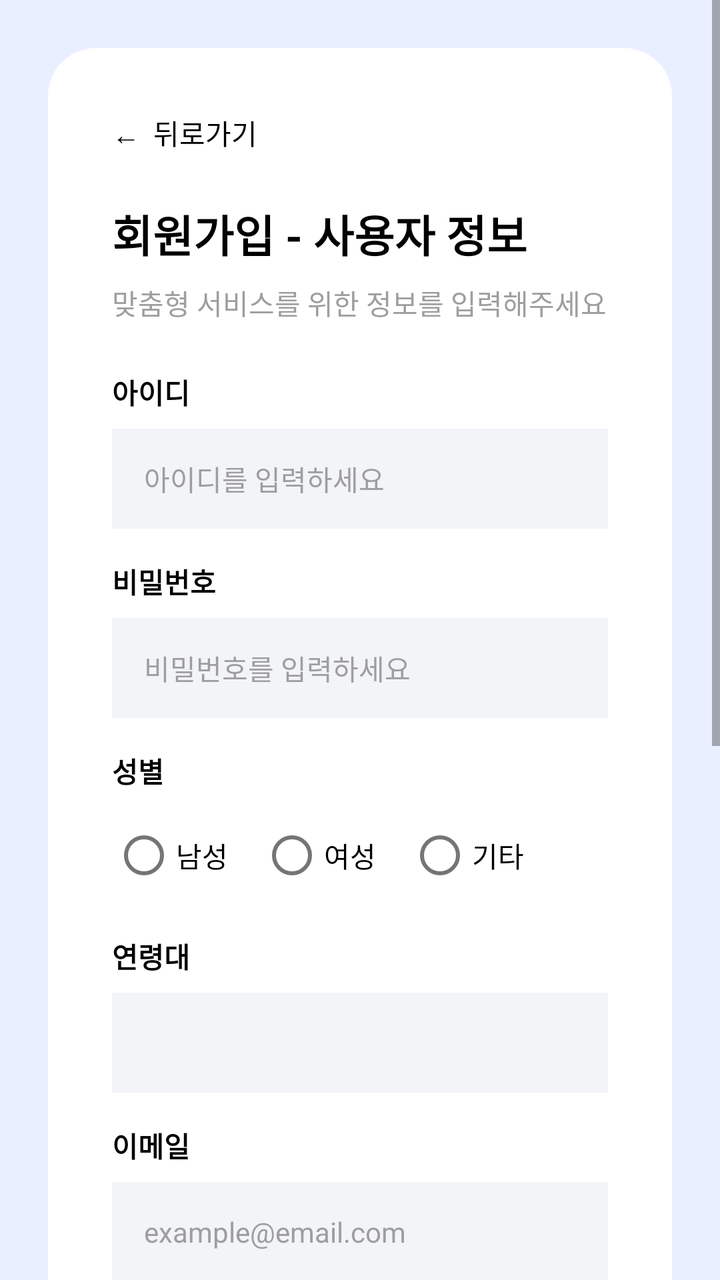
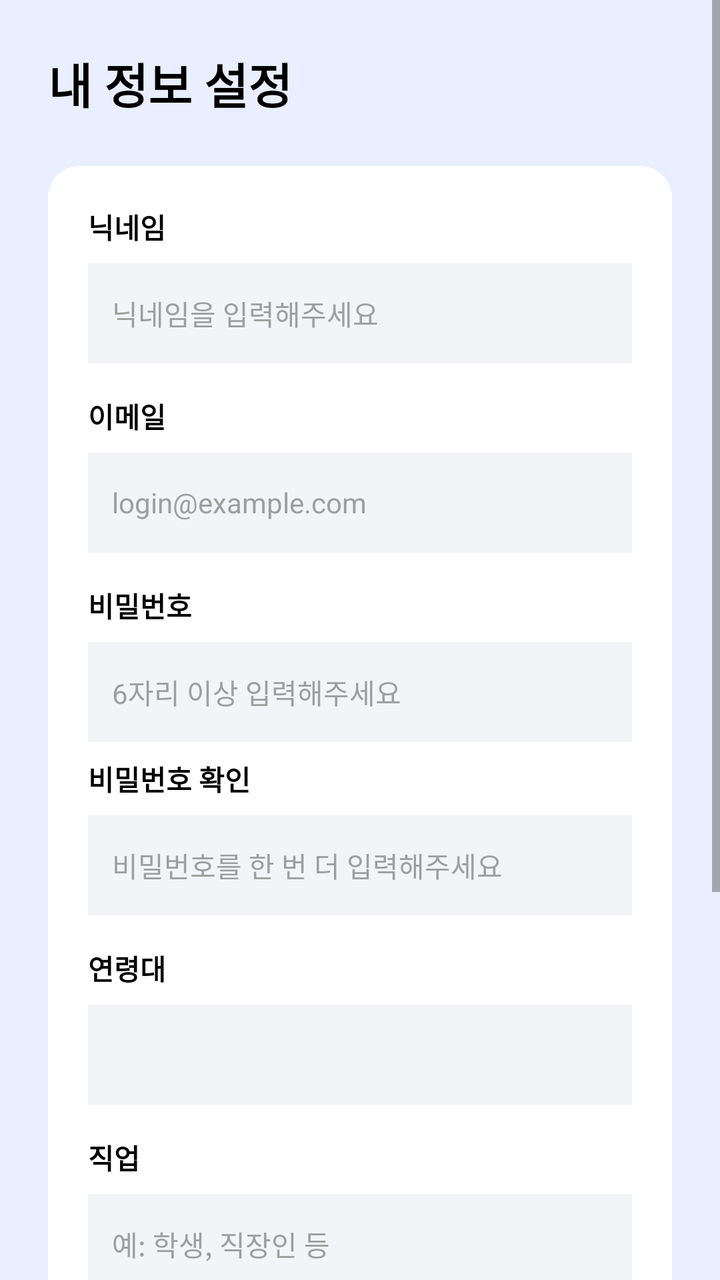

An Android layout rendered at two revisions. The XML below is the earlier revision; the diff shows what the commit changed to produce the second picture.
<!-- AndroidManifest.xml: application theme Theme.AllIn -->
<!-- res/layout/activity_user_info.xml -->
<?xml version="1.0" encoding="utf-8"?>
<ScrollView xmlns:android="http://schemas.android.com/apk/res/android"
    xmlns:app="http://schemas.android.com/apk/res-auto"
    android:layout_width="match_parent"
    android:layout_height="match_parent"
    android:background="#E9EFFF"
    android:fillViewport="true">

    <LinearLayout
        android:layout_width="match_parent"
        android:layout_height="wrap_content"
        android:gravity="center"
        android:orientation="vertical"
        android:padding="24dp">

        <androidx.cardview.widget.CardView
            android:layout_width="match_parent"
            android:layout_height="wrap_content"
            app:cardCornerRadius="24dp"
            app:cardElevation="0dp">

            <LinearLayout
                android:layout_width="match_parent"
                android:layout_height="wrap_content"
                android:background="@android:color/white"
                android:orientation="vertical"
                android:padding="32dp">

                <TextView
                    android:id="@+id/btnBack"
                    android:layout_width="wrap_content"
                    android:layout_height="wrap_content"
                    android:layout_marginBottom="24dp"
                    android:clickable="true"
                    android:focusable="true"
                    android:text="←  뒤로가기"
                    android:textColor="@android:color/black"
                    android:textSize="14sp" />

                <TextView
                    android:layout_width="wrap_content"
                    android:layout_height="wrap_content"
                    android:text="회원가입 - 사용자 정보"
                    android:textColor="@android:color/black"
                    android:textSize="22sp"
                    android:textStyle="bold" />

                <TextView
                    android:layout_width="wrap_content"
                    android:layout_height="wrap_content"
                    android:layout_marginTop="8dp"
                    android:text="맞춤형 서비스를 위한 정보를 입력해주세요"
                    android:textColor="#9E9E9E"
                    android:textSize="14sp" />

                
                <TextView
                    android:layout_width="wrap_content"
                    android:layout_height="wrap_content"
                    android:layout_marginTop="24dp"
                    android:text="아이디"
                    android:textColor="@android:color/black"
                    android:textStyle="bold" />

                <EditText
                    android:id="@+id/etUserId"
                    android:layout_width="match_parent"
                    android:layout_height="50dp"
                    android:layout_marginTop="8dp"
                    android:background="#F2F4F8"
                    android:hint="아이디를 입력하세요"
                    android:textColorHint="#9E9E9E"
                    android:textColor="@android:color/black"
                    android:paddingStart="16dp"
                    android:textSize="14sp"
                    android:inputType="text"
                    android:maxLines="1"
                    android:imeOptions="actionNext" />

                
                <TextView
                    android:layout_width="wrap_content"
                    android:layout_height="wrap_content"
                    android:layout_marginTop="16dp"
                    android:text="비밀번호"
                    android:textColor="@android:color/black"
                    android:textStyle="bold" />

                <EditText
                    android:id="@+id/etUserPw"
                    android:layout_width="match_parent"
                    android:layout_height="50dp"
                    android:layout_marginTop="8dp"
                    android:background="#F2F4F8"
                    android:hint="비밀번호를 입력하세요"
                    android:textColorHint="#9E9E9E"
                    android:textColor="@android:color/black"
                    android:inputType="textPassword"
                    android:maxLines="1"
                    android:paddingStart="16dp"
                    android:textSize="14sp"
                    android:imeOptions="actionNext" />

                
                <TextView
                    android:layout_width="wrap_content"
                    android:layout_height="wrap_content"
                    android:layout_marginTop="16dp"
                    android:text="성별"
                    android:textColor="@android:color/black"
                    android:textStyle="bold" />

                <RadioGroup
                    android:id="@+id/rgGender"
                    android:layout_width="match_parent"
                    android:layout_height="wrap_content"
                    android:layout_marginTop="8dp"
                    android:orientation="horizontal">

                    <RadioButton
                        android:id="@+id/rbMale"
                        android:layout_width="wrap_content"
                        android:layout_height="wrap_content"
                        android:text="남성"
                        android:textColor="@android:color/black" />

                    <RadioButton
                        android:id="@+id/rbFemale"
                        android:layout_width="wrap_content"
                        android:layout_height="wrap_content"
                        android:layout_marginStart="16dp"
                        android:text="여성"
                        android:textColor="@android:color/black" />

                    <RadioButton
                        android:id="@+id/rbOther"
                        android:layout_width="wrap_content"
                        android:layout_height="wrap_content"
                        android:layout_marginStart="16dp"
                        android:text="기타"
                        android:textColor="@android:color/black" />
                </RadioGroup>

                
                <TextView
                    android:layout_width="wrap_content"
                    android:layout_height="wrap_content"
                    android:layout_marginTop="16dp"
                    android:text="연령대"
                    android:textColor="@android:color/black"
                    android:textStyle="bold" />

                <Spinner
                    android:id="@+id/spAge"
                    android:layout_width="match_parent"
                    android:layout_height="50dp"
                    android:layout_marginTop="8dp"
                    android:background="#F2F4F8" />

                
                <TextView
                    android:layout_width="wrap_content"
                    android:layout_height="wrap_content"
                    android:layout_marginTop="16dp"
                    android:text="이메일"
                    android:textColor="@android:color/black"
                    android:textStyle="bold" />

                <EditText
                    android:id="@+id/etUserEmail"
                    android:layout_width="match_parent"
                    android:layout_height="50dp"
                    android:layout_marginTop="8dp"
                    android:background="#F2F4F8"
                    android:hint="example@email.com"
                    android:textColorHint="#9E9E9E"
                    android:textColor="@android:color/black"
                    android:paddingStart="16dp"
                    android:textSize="14sp"
                    android:inputType="textEmailAddress"
                    android:maxLines="1"
                    android:imeOptions="actionNext" />

                
                <TextView
                    android:layout_width="wrap_content"
                    android:layout_height="wrap_content"
                    android:layout_marginTop="16dp"
                    android:text="직업"
                    android:textColor="@android:color/black"
                    android:textStyle="bold" />

                <EditText
                    android:id="@+id/etUserJob"
                    android:layout_width="match_parent"
                    android:layout_height="50dp"
                    android:layout_marginTop="8dp"
                    android:background="#F2F4F8"
                    android:hint="직업을 입력하세요"
                    android:textColorHint="#9E9E9E"
                    android:textColor="@android:color/black"
                    android:paddingStart="16dp"
                    android:textSize="14sp"
                    android:inputType="text"
                    android:maxLines="1"
                    android:imeOptions="actionDone" />

                
                <TextView
                    android:layout_width="wrap_content"
                    android:layout_height="wrap_content"
                    android:layout_marginTop="16dp"
                    android:text="선호 카테고리 (중복 선택 가능)"
                    android:textColor="@android:color/black"
                    android:textStyle="bold" />

                <GridLayout
                    android:layout_width="match_parent"
                    android:layout_height="wrap_content"
                    android:layout_marginTop="8dp"
                    android:columnCount="2">

                    <CheckBox android:id="@+id/cbCat1" android:text="패션/의류" android:textColor="@android:color/black" />
                    <CheckBox android:id="@+id/cbCat2" android:text="뷰티/화장품" android:textColor="@android:color/black" />
                    <CheckBox android:id="@+id/cbCat3" android:text="전자기기" android:textColor="@android:color/black" />
                    <CheckBox android:id="@+id/cbCat4" android:text="도서/문구" android:textColor="@android:color/black" />
                    <CheckBox android:id="@+id/cbCat5" android:text="식품/음료" android:textColor="@android:color/black" />
                    <CheckBox android:id="@+id/cbCat6" android:text="생활용품" android:textColor="@android:color/black" />
                    <CheckBox android:id="@+id/cbCat7" android:text="스포츠/레저" android:textColor="@android:color/black" />
                    <CheckBox android:id="@+id/cbCat8" android:text="기타" android:textColor="@android:color/black" />
                </GridLayout>

                
                <TextView
                    android:id="@+id/tvError"
                    android:layout_width="match_parent"
                    android:layout_height="wrap_content"
                    android:layout_marginTop="20dp"
                    android:background="#FFF5F5"
                    android:gravity="center"
                    android:padding="12dp"
                    android:text="모든 사용자 정보를 입력해주세요!"
                    android:textColor="#FF5252"
                    android:textSize="14sp"
                    android:textStyle="bold"
                    android:visibility="gone" />

                <Button
                    android:id="@+id/btnNext"
                    android:layout_width="match_parent"
                    android:layout_height="50dp"
                    android:layout_marginTop="20dp"
                    android:backgroundTint="@android:color/black"
                    android:text="다음"
                    android:textColor="@android:color/white"
                    app:cornerRadius="8dp" />

            </LinearLayout>
        </androidx.cardview.widget.CardView>
    </LinearLayout>
</ScrollView>
<!-- resources referenced by this layout -->
<resources>
  <style name="Theme.AllIn" parent="Theme.MaterialComponents.DayNight.NoActionBar">
          
          <item name="colorPrimary">@color/purple_500</item>
          <item name="colorPrimaryVariant">@color/purple_700</item>
          <item name="colorOnPrimary">@color/white</item>
          
          <item name="colorSecondary">@color/teal_200</item>
          <item name="colorSecondaryVariant">@color/teal_700</item>
          <item name="colorOnSecondary">@color/black</item>
          
          <item name="android:statusBarColor">#E9EFFF</item>
          <item name="android:windowLightStatusBar">true</item>
          
          
          <item name="alertDialogTheme">@style/RoundedAlertDialogTheme</item>
      </style>
  <color name="purple_500">#FF6200EE</color>
  <color name="purple_700">#FF3700B3</color>
  <color name="white">#FFFFFFFF</color>
  <color name="teal_200">#FF03DAC5</color>
  <color name="teal_700">#FF018786</color>
  <color name="black">#FF000000</color>
  <style name="RoundedAlertDialogTheme" parent="Theme.AppCompat.Light.Dialog.Alert">
          <item name="android:windowBackground">@drawable/dialog_rounded_background</item>
      </style>
  <!-- drawable dialog_rounded_background (drawable) -->
  <?xml version="1.0" encoding="utf-8"?>
  <inset xmlns:android="http://schemas.android.com/apk/res/android"
      android:insetLeft="16dp"
      android:insetTop="16dp"
      android:insetRight="16dp"
      android:insetBottom="16dp">
      <shape android:shape="rectangle">
          <solid android:color="@android:color/white" />
          <corners android:radius="24dp" />
      </shape>
  </inset>
</resources>

<!-- the commit's change to res/layout/activity_user_info.xml (unified diff, before → after) -->
@@ -9,73 +9,68 @@
     <LinearLayout
         android:layout_width="match_parent"
         android:layout_height="wrap_content"
-        android:gravity="center"
         android:orientation="vertical"
         android:padding="24dp">
+
+        <TextView
+            android:layout_width="wrap_content"
+            android:layout_height="wrap_content"
+            android:text="내 정보 설정"
+            android:textColor="@android:color/black"
+            android:textSize="24sp"
+            android:textStyle="bold" />
 
         <androidx.cardview.widget.CardView
             android:layout_width="match_parent"
             android:layout_height="wrap_content"
-            app:cardCornerRadius="24dp"
+            android:layout_marginTop="24dp"
+            app:cardCornerRadius="16dp"
             app:cardElevation="0dp">
 
             <LinearLayout
                 android:layout_width="match_parent"
                 android:layout_height="wrap_content"
-                android:background="@android:color/white"
                 android:orientation="vertical"
-                android:padding="32dp">
+                android:padding="20dp"
+                android:background="@android:color/white">
 
                 <TextView
-                    android:id="@+id/btnBack"
                     android:layout_width="wrap_content"
                     android:layout_height="wrap_content"
-                    android:layout_marginBottom="24dp"
-                    android:clickable="true"
-                    android:focusable="true"
-                    android:text="←  뒤로가기"
+                    android:text="닉네임"
                     android:textColor="@android:color/black"
+                    android:textStyle="bold" />
+                <EditText
+                    android:id="@+id/etNickname"
+                    android:layout_width="match_parent"
+                    android:layout_height="50dp"
+                    android:layout_marginTop="8dp"
+                    android:background="#F2F4F8"
+                    android:hint="닉네임을 입력해주세요"
+                    android:paddingStart="12dp"
+                    android:textColor="#424242"
+                    android:textColorHint="#9E9E9E"
                     android:textSize="14sp" />
 
                 <TextView
                     android:layout_width="wrap_content"
                     android:layout_height="wrap_content"
-                    android:text="회원가입 - 사용자 정보"
-                    android:textColor="@android:color/black"
-                    android:textSize="22sp"
-                    android:textStyle="bold" />
-
-                <TextView
-                    android:layout_width="wrap_content"
-                    android:layout_height="wrap_content"
-                    android:layout_marginTop="8dp"
-                    android:text="맞춤형 서비스를 위한 정보를 입력해주세요"
-                    android:textColor="#9E9E9E"
-                    android:textSize="14sp" />
-
-                
-                <TextView
-                    android:layout_width="wrap_content"
-                    android:layout_height="wrap_content"
-                    android:layout_marginTop="24dp"
-                    android:text="아이디"
+                    android:layout_marginTop="16dp"
+                    android:text="이메일"
                     android:textColor="@android:color/black"
                     android:textStyle="bold" />
-
                 <EditText
-                    android:id="@+id/etUserId"
+                    android:id="@+id/etUserEmail"
                     android:layout_width="match_parent"
                     android:layout_height="50dp"
                     android:layout_marginTop="8dp"
                     android:background="#F2F4F8"
-                    android:hint="아이디를 입력하세요"
+                    android:hint="login@example.com"
+                    android:inputType="textEmailAddress"
+                    android:paddingStart="12dp"
+                    android:textColor="#424242"
                     android:textColorHint="#9E9E9E"
-                    android:textColor="@android:color/black"
-                    android:paddingStart="16dp"
-                    android:textSize="14sp"
-                    android:inputType="text"
-                    android:maxLines="1"
-                    android:imeOptions="actionNext" />
+                    android:textSize="14sp" />
 
                 
                 <TextView
@@ -85,61 +80,38 @@
                     android:text="비밀번호"
                     android:textColor="@android:color/black"
                     android:textStyle="bold" />
-
                 <EditText
                     android:id="@+id/etUserPw"
                     android:layout_width="match_parent"
                     android:layout_height="50dp"
                     android:layout_marginTop="8dp"
                     android:background="#F2F4F8"
-                    android:hint="비밀번호를 입력하세요"
+                    android:hint="6자리 이상 입력해주세요"
+                    android:inputType="textPassword"
+                    android:paddingStart="12dp"
+                    android:textColor="#424242"
                     android:textColorHint="#9E9E9E"
-                    android:textColor="@android:color/black"
-                    android:inputType="textPassword"
-                    android:maxLines="1"
-                    android:paddingStart="16dp"
-                    android:textSize="14sp"
-                    android:imeOptions="actionNext" />
+                    android:textSize="14sp" />
 
-                
                 <TextView
                     android:layout_width="wrap_content"
                     android:layout_height="wrap_content"
-                    android:layout_marginTop="16dp"
-                    android:text="성별"
+                    android:layout_marginTop="8dp"
+                    android:text="비밀번호 확인"
                     android:textColor="@android:color/black"
                     android:textStyle="bold" />
-
-                <RadioGroup
-                    android:id="@+id/rgGender"
+                <EditText
+                    android:id="@+id/etUserPwConfirm"
                     android:layout_width="match_parent"
-                    android:layout_height="wrap_content"
+                    android:layout_height="50dp"
                     android:layout_marginTop="8dp"
-                    android:orientation="horizontal">
-
-                    <RadioButton
-                        android:id="@+id/rbMale"
-                        android:layout_width="wrap_content"
-                        android:layout_height="wrap_content"
-                        android:text="남성"
-                        android:textColor="@android:color/black" />
-
-                    <RadioButton
-                        android:id="@+id/rbFemale"
-                        android:layout_width="wrap_content"
-                        android:layout_height="wrap_content"
-                        android:layout_marginStart="16dp"
-                        android:text="여성"
-                        android:textColor="@android:color/black" />
-
-                    <RadioButton
-                        android:id="@+id/rbOther"
-                        android:layout_width="wrap_content"
-                        android:layout_height="wrap_content"
-                        android:layout_marginStart="16dp"
-                        android:text="기타"
-                        android:textColor="@android:color/black" />
-                </RadioGroup>
+                    android:background="#F2F4F8"
+                    android:hint="비밀번호를 한 번 더 입력해주세요"
+                    android:inputType="textPassword"
+                    android:paddingStart="12dp"
+                    android:textColor="#424242"
+                    android:textColorHint="#9E9E9E"
+                    android:textSize="14sp" />
 
                 
                 <TextView
@@ -149,7 +121,6 @@
                     android:text="연령대"
                     android:textColor="@android:color/black"
                     android:textStyle="bold" />
-
                 <Spinner
                     android:id="@+id/spAge"
                     android:layout_width="match_parent"
@@ -157,31 +128,6 @@
                     android:layout_marginTop="8dp"
                     android:background="#F2F4F8" />
 
-                
-                <TextView
-                    android:layout_width="wrap_content"
-                    android:layout_height="wrap_content"
-                    android:layout_marginTop="16dp"
-                    android:text="이메일"
-                    android:textColor="@android:color/black"
-                    android:textStyle="bold" />
-
-                <EditText
-                    android:id="@+id/etUserEmail"
-                    android:layout_width="match_parent"
-                    android:layout_height="50dp"
-                    android:layout_marginTop="8dp"
-                    android:background="#F2F4F8"
-                    android:hint="example@email.com"
-                    android:textColorHint="#9E9E9E"
-                    android:textColor="@android:color/black"
-                    android:paddingStart="16dp"
-                    android:textSize="14sp"
-                    android:inputType="textEmailAddress"
-                    android:maxLines="1"
-                    android:imeOptions="actionNext" />
-
-                
                 <TextView
                     android:layout_width="wrap_content"
                     android:layout_height="wrap_content"
@@ -189,73 +135,48 @@
                     android:text="직업"
                     android:textColor="@android:color/black"
                     android:textStyle="bold" />
-
                 <EditText
                     android:id="@+id/etUserJob"
                     android:layout_width="match_parent"
                     android:layout_height="50dp"
                     android:layout_marginTop="8dp"
                     android:background="#F2F4F8"
-                    android:hint="직업을 입력하세요"
+                    android:hint="예: 학생, 직장인 등"
+                    android:paddingStart="12dp"
+                    android:textColor="#424242"
                     android:textColorHint="#9E9E9E"
-                    android:textColor="@android:color/black"
-                    android:paddingStart="16dp"
-                    android:textSize="14sp"
-                    android:inputType="text"
-                    android:maxLines="1"
-                    android:imeOptions="actionDone" />
+                    android:textSize="14sp" />
 
-                
                 <TextView
                     android:layout_width="wrap_content"
                     android:layout_height="wrap_content"
                     android:layout_marginTop="16dp"
-                    android:text="선호 카테고리 (중복 선택 가능)"
+                    android:text="주요 관심사"
                     android:textColor="@android:color/black"
                     android:textStyle="bold" />
-
                 <GridLayout
                     android:layout_width="match_parent"
                     android:layout_height="wrap_content"
                     android:layout_marginTop="8dp"
                     android:columnCount="2">
-
-                    <CheckBox android:id="@+id/cbCat1" android:text="패션/의류" android:textColor="@android:color/black" />
-                    <CheckBox android:id="@+id/cbCat2" android:text="뷰티/화장품" android:textColor="@android:color/black" />
-                    <CheckBox android:id="@+id/cbCat3" android:text="전자기기" android:textColor="@android:color/black" />
-                    <CheckBox android:id="@+id/cbCat4" android:text="도서/문구" android:textColor="@android:color/black" />
-                    <CheckBox android:id="@+id/cbCat5" android:text="식품/음료" android:textColor="@android:color/black" />
-                    <CheckBox android:id="@+id/cbCat6" android:text="생활용품" android:textColor="@android:color/black" />
-                    <CheckBox android:id="@+id/cbCat7" android:text="스포츠/레저" android:textColor="@android:color/black" />
-                    <CheckBox android:id="@+id/cbCat8" android:text="기타" android:textColor="@android:color/black" />
+                    <CheckBox android:id="@+id/cbFashion" android:layout_width="wrap_content" android:layout_height="wrap_content" android:text="패션/의류" />
+                    <CheckBox android:id="@+id/cbBeauty" android:layout_width="wrap_content" android:layout_height="wrap_content" android:text="뷰티/화장품" />
+                    <CheckBox android:id="@+id/cbDigital" android:layout_width="wrap_content" android:layout_height="wrap_content" android:text="전자기기" />
+                    <CheckBox android:id="@+id/cbFood" android:layout_width="wrap_content" android:layout_height="wrap_content" android:text="식품/음료" />
                 </GridLayout>
-
-                
-                <TextView
-                    android:id="@+id/tvError"
-                    android:layout_width="match_parent"
-                    android:layout_height="wrap_content"
-                    android:layout_marginTop="20dp"
-                    android:background="#FFF5F5"
-                    android:gravity="center"
-                    android:padding="12dp"
-                    android:text="모든 사용자 정보를 입력해주세요!"
-                    android:textColor="#FF5252"
-                    android:textSize="14sp"
-                    android:textStyle="bold"
-                    android:visibility="gone" />
-
-                <Button
-                    android:id="@+id/btnNext"
-                    android:layout_width="match_parent"
-                    android:layout_height="50dp"
-                    android:layout_marginTop="20dp"
-                    android:backgroundTint="@android:color/black"
-                    android:text="다음"
-                    android:textColor="@android:color/white"
-                    app:cornerRadius="8dp" />
 
             </LinearLayout>
         </androidx.cardview.widget.CardView>
+
+        <Button
+            android:id="@+id/btnNext"
+            android:layout_width="match_parent"
+            android:layout_height="55dp"
+            android:layout_marginTop="32dp"
+            android:backgroundTint="@android:color/black"
+            android:text="다음 단계로"
+            android:textColor="@android:color/white"
+            app:cornerRadius="12dp" />
+
     </LinearLayout>
 </ScrollView>
